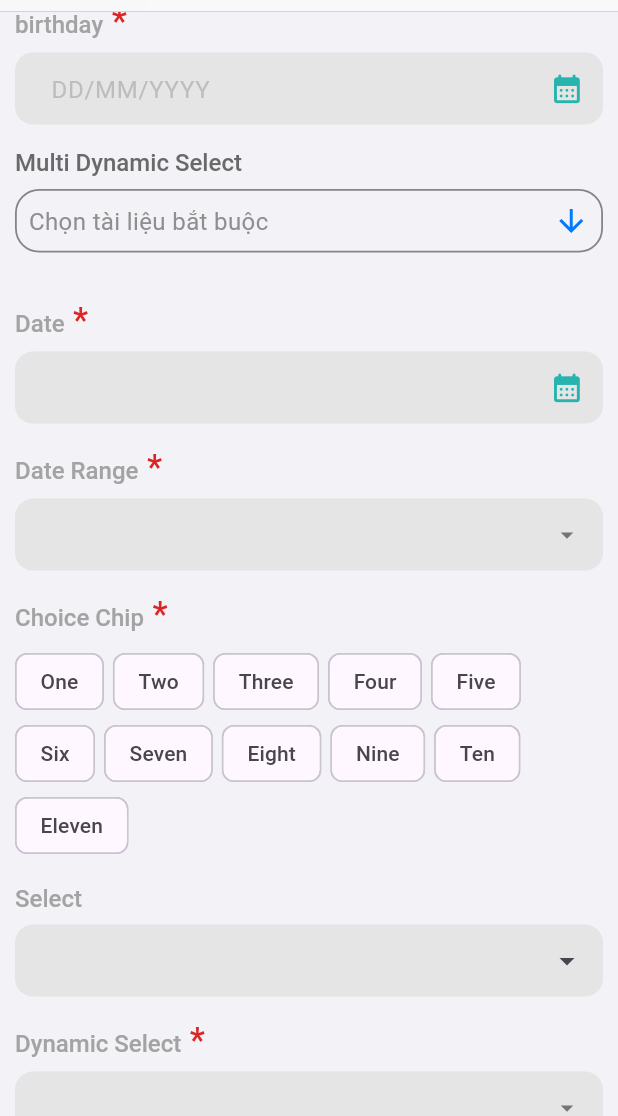
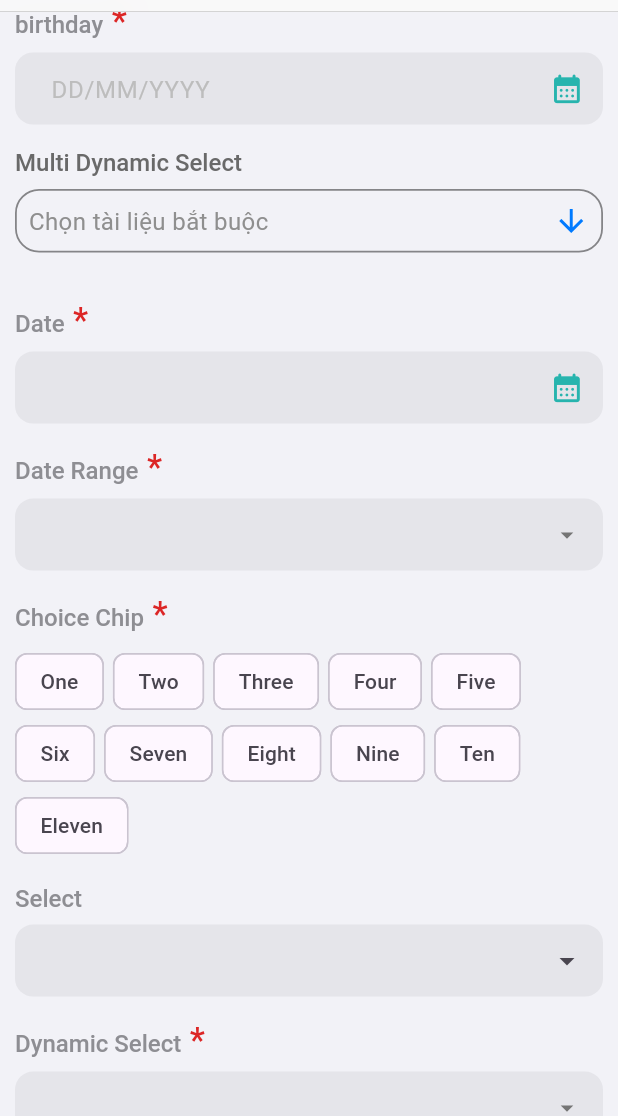
Before and after one commit to gamestap99/flutter_base, a Flutter app: the _Render screen opened directly, scrolled down 469 dp, on a phone screen of 412 x 824 dp, the part 54-1170 px from its top. Run offline on Flutter 3.47's test engine with Material 3 defaults, Android fonts, the light colour scheme and no system bars; our stand-ins replace bloc_concurrency, cached_network_image, dartx, dio, equatable, flutter_bloc and 4 more; missing offline and left inert: syncfusion_localizations; Roboto replaces fonts that are missing (Roboto-Regular); statements that could not run were skipped.

Commit message:
Remove import

```diff
--- a/example/lib/screens/demo_form/demo_form_screen.dart
+++ b/example/lib/screens/demo_form/demo_form_screen.dart
@@ -43,15 +43,13 @@ class _RenderState extends State<_Render> {
 
   @override
   Widget build(BuildContext context) {
-    TextStyle labelStyle = CStyle.paragraph1(
-      style: const TextStyle(
-        fontWeight: FontWeight.w500,
-        color: CColor.neutral5,
-      ),
+    TextStyle labelStyle = const TextStyle(
+      fontWeight: FontWeight.w500,
+      color:CupertinoColors.systemGrey,
     );
 
     Color fillColor(WFormState? state) {
-      return CColor.neutral3;
+      return CupertinoColors.lightBackgroundGray;
     }
 
     List<BaseForm> formItems = [
--- a/lib/flutter_base.dart
+++ b/lib/flutter_base.dart
@@ -1,7 +1,6 @@
 library flutter_base;
 
 export 'src/core/index.dart';
-export 'src/constants/index.dart';
 export 'src/widgets/index.dart';
 export 'src/compoments/index.dart';
 export 'src/utils/index.dart';
--- a/lib/src/compoments/wform/widgets/w_date.dart
+++ b/lib/src/compoments/wform/widgets/w_date.dart
@@ -7,6 +7,7 @@ import 'package:intl/intl.dart';
 import 'package:syncfusion_flutter_datepicker/datepicker.dart';
 
 import '../../../constants/dimens.dart';
+import '../../../constants/index.dart';
 import '../index.dart';
 
 class WDate extends StatefulWidget {
```
